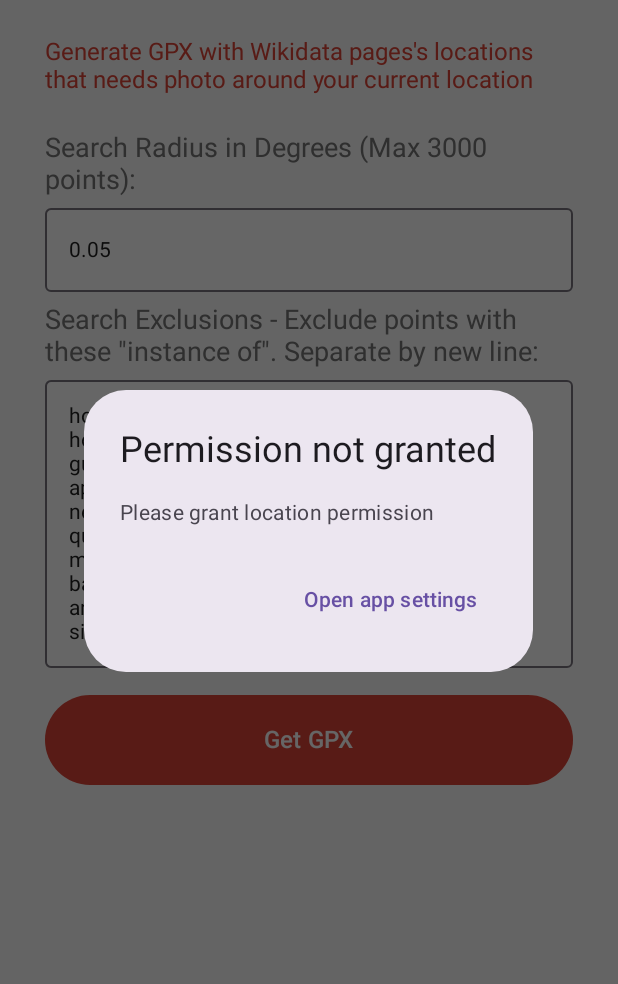
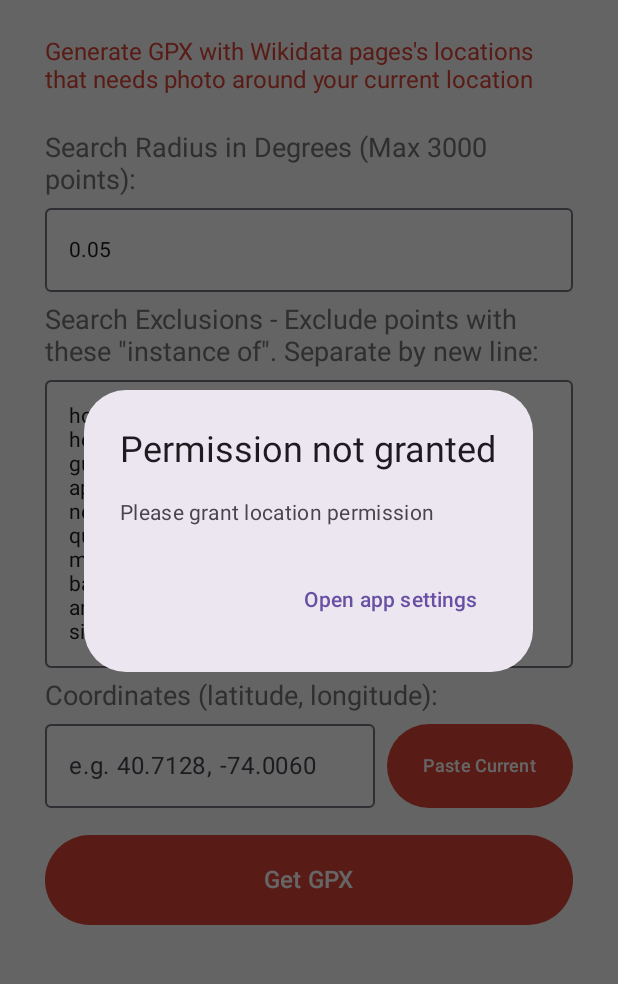
Before and after one commit to vankos/NoPhotoWikidataKotlin, an Android app built with Jetpack Compose: the screen it shows after launch (MainActivity), after a tap on "Get GPX", on a phone screen of 412 x 824 dp, the part 87-1071 px from its top. Run offline under Robolectric (Android 15) with nearby library versions, the phone set to English and light mode, and no system bars.

Commit message:
add coordiantes field

```diff
--- a/app/src/main/java/com/example/wikineedsphoto/AppSettings.kt
+++ b/app/src/main/java/com/example/wikineedsphoto/AppSettings.kt
@@ -35,20 +35,9 @@ class AppSettings (
     val buttonText = "Get GPX"
     val DefualtGpxFileNamePrefix = "NoPhotoLocations_.";
 
-    fun  getGpxCommand(context: Context, onFinished: (Boolean) -> Unit ) {
-        val locationHelper = LocationHelper(context);
-        var coordinates: Coordinates
-        locationHelper.getCurrentLocation { location ->
-            if(location == null)
-            {
-                onFinished(false)
-                return@getCurrentLocation
-            }
-
-            coordinates = Coordinates(location!!.latitude, location.longitude)
-            viewModelScope.launch{
-                withContext(Dispatchers.IO) {getGpxCommandInternal(context, coordinates, onFinished)}
-            }
+    fun  getGpxCommand(context: Context, coordinates: Coordinates, onFinished: (Boolean) -> Unit ) {
+        viewModelScope.launch{
+            withContext(Dispatchers.IO) {getGpxCommandInternal(context, coordinates, onFinished)}
         }
     }
 
--- a/app/src/main/java/com/example/wikineedsphoto/MainActivity.kt
+++ b/app/src/main/java/com/example/wikineedsphoto/MainActivity.kt
@@ -1,5 +1,6 @@
 package com.example.wikineedsphoto
 
+import LocationHelper
 import android.content.Context
 import android.content.Intent
 import android.content.SharedPreferences
@@ -12,6 +13,8 @@ import androidx.activity.enableEdgeToEdge
 import androidx.compose.foundation.isSystemInDarkTheme
 import androidx.compose.foundation.layout.Arrangement
 import androidx.compose.foundation.layout.Column
+import androidx.compose.foundation.layout.Row
+import androidx.compose.foundation.layout.Spacer
 import androidx.compose.foundation.layout.fillMaxSize
 import androidx.compose.foundation.layout.fillMaxWidth
 import androidx.compose.foundation.layout.height
@@ -166,6 +169,55 @@ class MainActivity : ComponentActivity() {
                     .padding(vertical = 8.dp)
             )
 
+            // Coordinates Label
+            Text(
+                text = "Coordinates (latitude, longitude):",
+                fontSize = 18.sp,
+                color = textColor,
+                modifier = Modifier.align(Alignment.Start)
+            )
+
+            // Coordinates input field and paste button
+            var coordinatesText by remember { mutableStateOf("") }
+            Row(
+                modifier = Modifier
+                    .fillMaxWidth()
+                    .padding(vertical = 8.dp)
+            ) {
+                OutlinedTextField(
+                    value = coordinatesText,
+                    onValueChange = { coordinatesText = it },
+                    placeholder = { Text("e.g. 40.7128, -74.0060") },
+                    colors = TextFieldDefaults.outlinedTextFieldColors(
+                        containerColor = editorBackgroundColor,
+                        unfocusedTextColor = editorTextColor,
+                        focusedTextColor = editorTextColor
+                    ),
+                    modifier = Modifier.weight(1f)
+                )
+
+                Spacer(modifier = Modifier.width(8.dp))
+
+                Button(
+                    onClick = {
+                        // Get current location and paste into coordinates field
+                        LocationHelper(context).getCurrentLocation { location ->
+                            if (location != null) {
+                                coordinatesText = "${location.latitude}, ${location.longitude}"
+                            }
+                        }
+                    },
+                    colors = ButtonDefaults.buttonColors(containerColor = buttonColor),
+                    modifier = Modifier.height(56.dp)
+                ) {
+                    Text(
+                        text = "Paste Current",
+                        color = Color.White,
+                        fontSize = 12.sp
+                    )
+                }
+            }
+
             var loading by remember { mutableStateOf(false)}
             var hasLocationAccess by remember { mutableStateOf(true)}
 
@@ -173,7 +225,7 @@ class MainActivity : ComponentActivity() {
             Button(
                 onClick = {
                     loading = true
-                    GetGpx(viewModel){
+                    GetGpx(viewModel, coordinatesText){
                         loading = false
                         hasLocationAccess = it
                     }
@@ -232,7 +284,7 @@ class MainActivity : ComponentActivity() {
         }
     }
 
-    private fun GetGpx(viewModel: AppSettings, onFinished: (Boolean) -> Unit) {
+    private fun GetGpx(viewModel: AppSettings, coordinatesText: String, onFinished: (Boolean) -> Unit) {
 //        if (ActivityCompat.checkSelfPermission(
 //                this,
 //                Manifest.permission.ACCESS_FINE_LOCATION
@@ -251,8 +303,26 @@ class MainActivity : ComponentActivity() {
 //            return
 //        }
 
-        //viewModel.getGpxCommand(fusedLocationClient.lastLocation.result)
-        viewModel.getGpxCommand(this, onFinished)
+        // Parse coordinates from input field
+        if (coordinatesText.isBlank()) {
+            onFinished(false)
+            return
+        }
+
+        val coordinatesParts = coordinatesText.split(",")
+        if (coordinatesParts.size != 2) {
+            onFinished(false)
+            return
+        }
+
+        try {
+            val latitude = coordinatesParts[0].trim().toDouble()
+            val longitude = coordinatesParts[1].trim().toDouble()
+            val coordinates = Coordinates(latitude, longitude)
+            viewModel.getGpxCommand(this, coordinates, onFinished)
+        } catch (e: NumberFormatException) {
+            onFinished(false)
+        }
         return
     }
 
```
